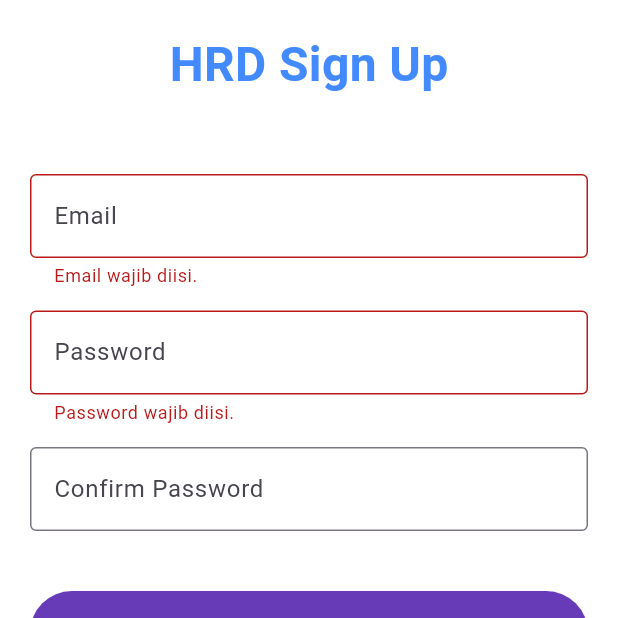
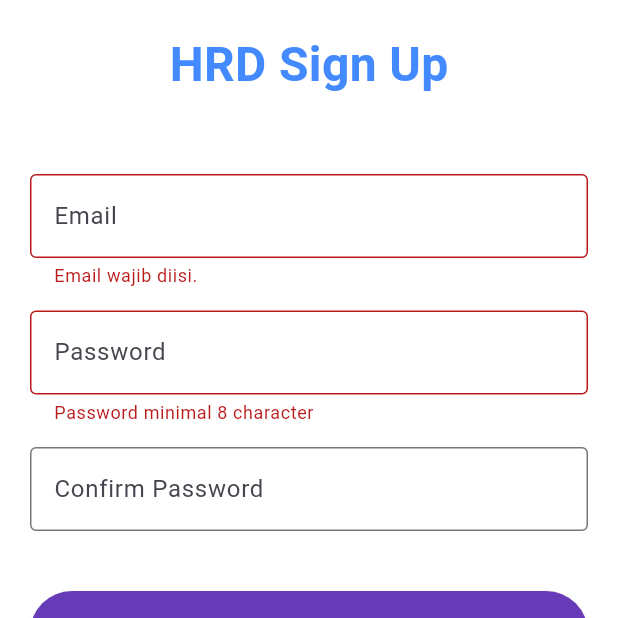
Before and after one commit to Razzle5/Job_mobile_app, a Flutter app: the screen it shows after launch, after a tap on "Sign Up", on a phone screen of 412 x 824 dp, the top half of it. Run offline on Flutter 3.47's test engine with Material 3 defaults, Android fonts, the phone set to English and light mode, and no system bars; drawn by our look-alikes of loading_overlay; our stand-ins replace file_picker, get, google_fonts, google_sign_in, iconsax_flutter, ionicons and 1 more.

Commit message:
update code

```diff
--- a/lib/features/authentications/controllers/hrd_signup_controller.dart
+++ b/lib/features/authentications/controllers/hrd_signup_controller.dart
@@ -36,9 +36,18 @@ class HrdSignupController extends GetxController {
     super.onClose();
   }
 
-  // =======================================================
-  // FUNGSI UTAMA: MENGARAHKAN ALUR OTENTIKASI
-  // =======================================================
+  static String? validatePassword(String? password) {
+    if (password == null) {
+      return 'Password harus di isi';
+    }
+    if (password.length < 8) {
+      return 'Password minimal 8 character';
+    }
+    if (!RegExp(r'[0-9]').hasMatch(password)) {
+      return 'password harus mengandung setidaknya 1 angka';
+    }
+    return null;
+  }
 
   Future<void> registerHrd(AuthMethod method) async {
     // 1. Validasi form HANYA jika menggunakan Email/Password
@@ -56,15 +65,8 @@ class HrdSignupController extends GetxController {
         }
         return;
       }
-      if (password.text.length <= 8) {
-        Get.snackbar(
-          'Gagal!',
-          "Password miniman harus 8 huruf atau angka",
-          backgroundColor: CupertinoColors.systemYellow,
-          colorText: Colors.black);
-      }
     }
-
+    //logic api call
     isLoading.value = true;
 
     try {
--- a/lib/features/authentications/screen/hrd_registration_screen.dart
+++ b/lib/features/authentications/screen/hrd_registration_screen.dart
@@ -1,9 +1,7 @@
 import 'package:flutter/material.dart';
 import 'package:get/get.dart';
 import 'package:loading_overlay/loading_overlay.dart';
-// HAPUS IMPORTS YANG HILANG/RUSAK:
-// import 'package:job_app/common/styles/components.dart';
-// import 'package:job_app/constants/colors.dart';
+
 import 'package:job_app/constants/enums.dart'; // Import Enum AuthMethod
 
 import '../controllers/hrd_signup_controller.dart';
@@ -18,7 +16,6 @@ class HrdRegistrationScreen extends StatelessWidget {
     // 1. Akses Controller (Sudah benar)
     final controller = Get.put(HrdSignupController());
 
-    // 2. Ganti WillPopScope dengan PopScope yang sudah diperbaiki
     return PopScope(
       canPop: true,
       child: Obx(
@@ -35,17 +32,29 @@ class HrdRegistrationScreen extends StatelessWidget {
                     child: Column(
                       crossAxisAlignment: CrossAxisAlignment.stretch,
                       children: [
-
                         // 3. HEADER/TITLE (Mengganti ScreenTitle)
-                        const Center(child: Text('HRD Sign Up', style: TextStyle(fontSize: 32, fontWeight: FontWeight.bold, color: Colors.blueAccent))),
+                        const Center(
+                          child: Text(
+                            'HRD Sign Up',
+                            style: TextStyle(
+                              fontSize: 32,
+                              fontWeight: FontWeight.bold,
+                              color: Colors.blueAccent,
+                            ),
+                          ),
+                        ),
                         const SizedBox(height: 50),
 
                         // 4. TEXT FIELD EMAIL
                         TextFormField(
                           controller: controller.email,
                           keyboardType: TextInputType.emailAddress,
-                          validator: (value) => value!.isEmpty ? 'Email wajib diisi.' : null,
-                          decoration: const InputDecoration(hintText: 'Email', border: OutlineInputBorder()),
+                          validator: (value) =>
+                              value!.isEmpty ? 'Email wajib diisi.' : null,
+                          decoration: const InputDecoration(
+                            hintText: 'Email',
+                            border: OutlineInputBorder(),
+                          ),
                         ),
                         const SizedBox(height: 15),
 
@@ -53,8 +62,12 @@ class HrdRegistrationScreen extends StatelessWidget {
                         TextFormField(
                           controller: controller.password,
                           obscureText: true,
-                          validator: (value) => value!.isEmpty ? 'Password wajib diisi.' : null,
-                          decoration: const InputDecoration(hintText: 'Password', border: OutlineInputBorder()),
+                          validator: (value) =>
+                              HrdSignupController.validatePassword(value),
+                          decoration: const InputDecoration(
+                            hintText: 'Password',
+                            border: OutlineInputBorder(),
+                          ),
                         ),
                         const SizedBox(height: 15),
 
@@ -65,29 +78,53 @@ class HrdRegistrationScreen extends StatelessWidget {
                             controller.confirmPassword = value;
                           },
                           // Validasi Konfirmasi Password
-                          validator: (value) => (value != controller.password.text) ? 'Password tidak cocok.' : null,
-                          decoration: const InputDecoration(hintText: 'Confirm Password', border: OutlineInputBorder()),
+                          validator: (value) =>
+                              (value != controller.password.text)
+                              ? 'Password tidak cocok.'
+                              : null,
+                          decoration: const InputDecoration(
+                            hintText: 'Confirm Password',
+                            border: OutlineInputBorder(),
+                          ),
                         ),
 
                         const SizedBox(height: 40),
 
                         // 7. TOMBOL SIGN UP
                         ElevatedButton(
-                            onPressed: controller.isLoading.value ? null : () => controller.registerHrd(AuthMethod.emailPassword),
+                          onPressed: controller.isLoading.value
+                              ? null
+                              : () => controller.registerHrd(
+                                  AuthMethod.emailPassword,
+                                ),
                           style: ElevatedButton.styleFrom(
                             padding: const EdgeInsets.symmetric(vertical: 15),
-                                backgroundColor: Colors.deepPurple
+                            backgroundColor: Colors.deepPurple,
                           ),
                           child: controller.isLoading.value
-                                ? const SizedBox(height: 20, width: 20, child: CircularProgressIndicator(color: Colors.white, strokeWidth: 2))
-                                : const Text('Sign Up', style: TextStyle(color: Colors.white, fontSize: 18)),
+                              ? const SizedBox(
+                                  height: 20,
+                                  width: 20,
+                                  child: CircularProgressIndicator(
+                                    color: Colors.white,
+                                    strokeWidth: 2,
+                                  ),
+                                )
+                              : const Text(
+                                  'Sign Up',
+                                  style: TextStyle(
+                                    color: Colors.white,
+                                    fontSize: 18,
+                                  ),
+                                ),
                         ),
 
                         const SizedBox(height: 10),
 
                         // 8. Tombol Login
                         TextButton(
-                            onPressed: () => Navigator.pushNamed(context, HrdLoginScreen.id),
+                          onPressed: () =>
+                              Navigator.pushNamed(context, HrdLoginScreen.id),
                           child: const Text('Have an account? Login Now'),
                         ),
 
@@ -95,13 +132,18 @@ class HrdRegistrationScreen extends StatelessWidget {
 
                         // 9. Tombol Google Sign-in
                         ElevatedButton.icon(
-                            onPressed: controller.isLoading.value ? null : () => controller.registerHrd(AuthMethod.google),
-                            icon: const Icon(Icons.g_mobiledata_outlined, color: Colors.blue),
+                          onPressed: controller.isLoading.value
+                              ? null
+                              : () => controller.registerHrd(AuthMethod.google),
+                          icon: const Icon(
+                            Icons.g_mobiledata,
+                            color: Colors.blue,
+                          ),
                           label: const Text('Sign up with Google'),
                           style: ElevatedButton.styleFrom(
                             padding: const EdgeInsets.symmetric(vertical: 15),
                             backgroundColor: Colors.white,
-                                side: const BorderSide(color: Colors.grey)
+                            side: const BorderSide(color: Colors.grey),
                           ),
                         ),
                       ],
```
Lines whose indentation alone changed are shown as unchanged.
